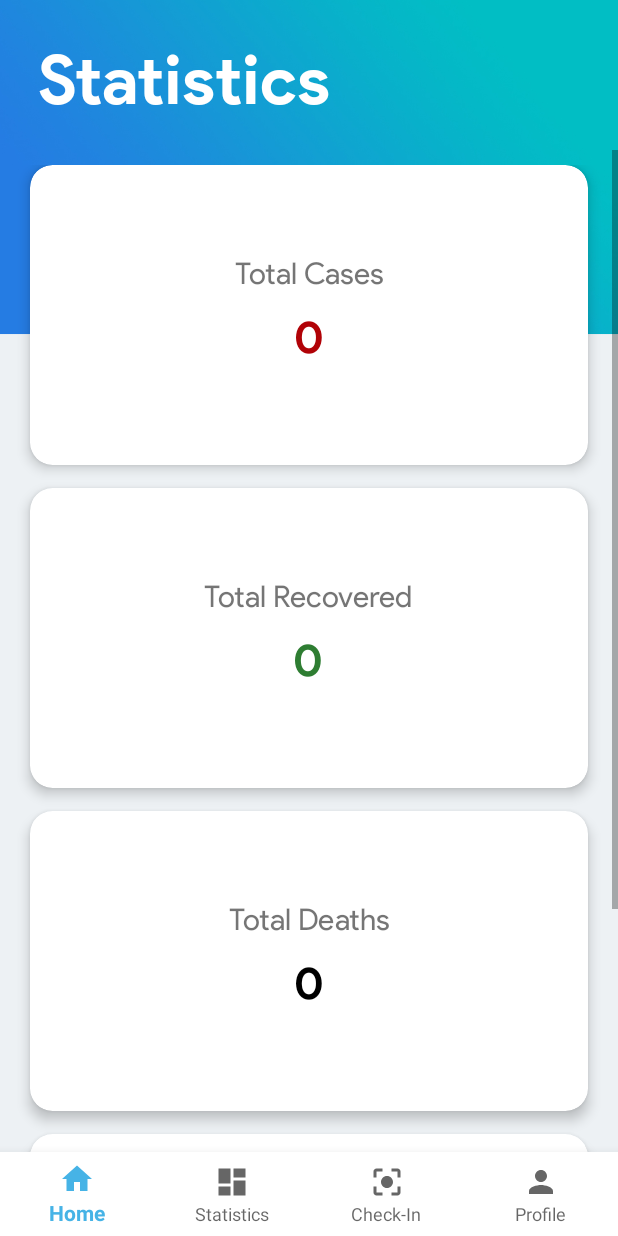
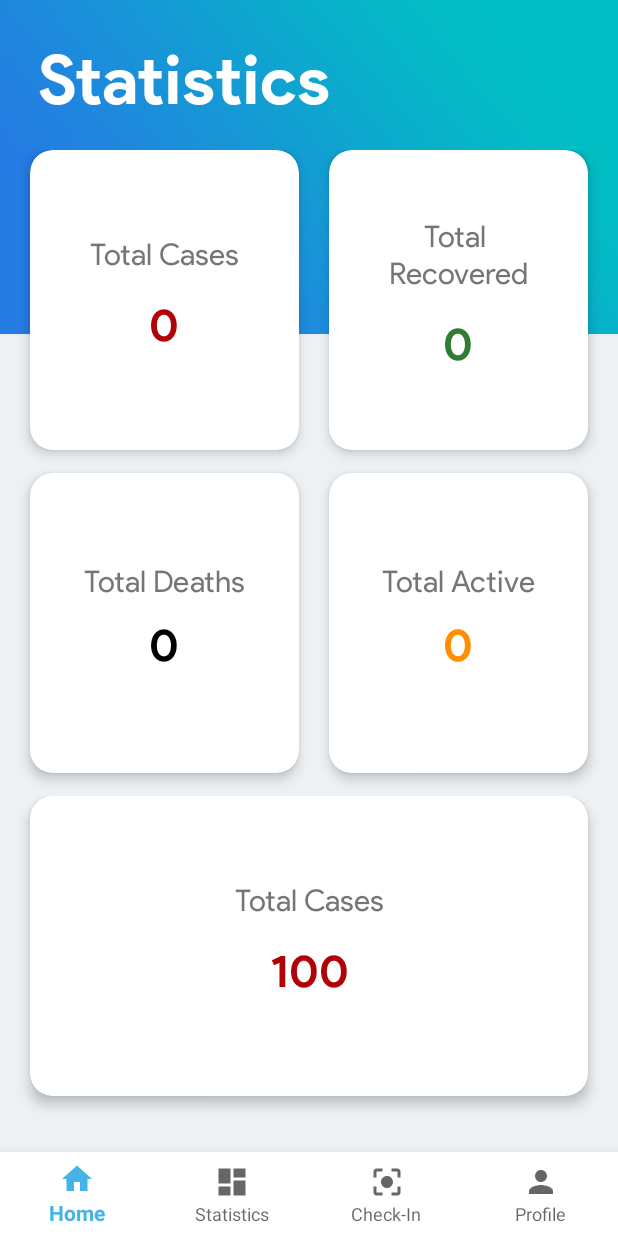
Before and after one commit to jonathanlee06/WellSafe, an Android app: the StatsFragment screen opened through its navigation route, on a phone screen of 412 x 824 dp. Run offline under Robolectric (Android 15) with nearby library versions, the phone set to English and light mode, and no system bars; our stand-ins replace Firebase (no records; nobody signed in at launch, a user with empty details on screens opened directly), Volley, navigation-ui; network calls fail.

Commit message:
Updated stats

```diff
--- a/app/src/main/java/com/example/wellsafe/HomeActivity.java
+++ b/app/src/main/java/com/example/wellsafe/HomeActivity.java
@@ -45,12 +45,13 @@ public class HomeActivity extends AppCompatActivity {
         try
         {
             this.getSupportActionBar().hide();
-            get_json();
+            //get_json();
         }
-        catch (NullPointerException | JSONException e){}
+        catch (NullPointerException e){}
         setContentView(R.layout.activity_home);
         BottomNavigationView navView = findViewById(R.id.nav_view);
         navView.setOnNavigationItemSelectedListener(navListener);
+        //new HomeFragment();
         // Passing each menu ID as a set of Ids because each
         // menu should be considered as top level destinations.
         /* AppBarConfiguration appBarConfiguration = new AppBarConfiguration.Builder(
@@ -100,12 +101,14 @@ public class HomeActivity extends AppCompatActivity {
                             malaysiaData = response.getJSONObject("data");
                             //totalCases = (TextView) getActivity().findViewById(R.id.totalCases);
                             String country = malaysiaData.getString("location");
-                            //StatsFragment.confirmed = malaysiaData.getInt("confirmed");
-                            //Log.e("location response", malaysiaData.getString("data"));
-                            //totalCases.setText(String.valueOf(confirmed));
-                            //confirmedNum = data.getInt("deaths");
-                            //String country = data.getString("location");
-                            //Log.e("API Response 2", country);
+                            HomeFragment.confirmed = malaysiaData.getInt("confirmed");
+                            HomeFragment.recovered = malaysiaData.getInt("recovered");
+                            StatsFragment.confirmed = malaysiaData.getInt("confirmed");
+                            StatsFragment.recovered = malaysiaData.getInt("recovered");
+                            StatsFragment.deaths = malaysiaData.getInt("deaths");
+                            StatsFragment.active = malaysiaData.getInt("active");
+
+
 
                         } catch (JSONException e) {
                             e.printStackTrace();
--- a/app/src/main/java/com/example/wellsafe/ui/home/HomeFragment.java
+++ b/app/src/main/java/com/example/wellsafe/ui/home/HomeFragment.java
@@ -16,6 +16,7 @@ import com.android.volley.toolbox.JsonObjectRequest;
 import com.android.volley.toolbox.Volley;
 import com.example.wellsafe.R;
 import com.example.wellsafe.api.FetchData;
+import com.example.wellsafe.ui.stats.StatsFragment;
 
 import org.json.JSONArray;
 import org.json.JSONException;
@@ -37,6 +38,7 @@ public class HomeFragment extends Fragment {
     public static String inputData;
     View view;
     TextView totalCases;
+    TextView totalRecoveries;
     JSONObject malaysiaData;
     public static int confirmed;
     public static int recovered;
@@ -45,15 +47,15 @@ public class HomeFragment extends Fragment {
     @Nullable
     @Override
     public View onCreateView(@NonNull LayoutInflater inflater, @Nullable ViewGroup container, @Nullable Bundle savedInstanceState) {
-        /* try {
+         /*try {
             get_json();
 
         } catch (JSONException e) {
             e.printStackTrace();
-        } */
+        }*/
         view = inflater.inflate(R.layout.fragment_home, container, false);
         totalCases = (TextView) view.findViewById(R.id.totalCases);
-        TextView totalRecoveries = (TextView) view.findViewById(R.id.totalRecoveries);
+        totalRecoveries = (TextView) view.findViewById(R.id.totalRecoveries);
         totalCases.setText(String.valueOf(confirmed));
         totalRecoveries.setText(String.valueOf(recovered));
         return view;
@@ -87,11 +89,9 @@ public class HomeFragment extends Fragment {
                             //totalCases = (TextView) getActivity().findViewById(R.id.totalCases);
                             String country = malaysiaData.getString("location");
                             confirmed = malaysiaData.getInt("confirmed");
+                            recovered = malaysiaData.getInt("recovered");
+
                             //Log.e("location response", malaysiaData.getString("data"));
-                            //totalCases.setText(String.valueOf(confirmed));
-                            //confirmedNum = data.getInt("deaths");
-                            //String country = data.getString("location");
-                            //Log.e("API Response 2", country);
 
                         } catch (JSONException e) {
                             e.printStackTrace();
--- a/app/src/main/res/layout/fragment_stats.xml
+++ b/app/src/main/res/layout/fragment_stats.xml
@@ -30,13 +30,20 @@
         android:layout_marginBottom="56dp"
         >
 
-        <GridLayout
+        <RelativeLayout
             android:layout_width="match_parent"
             android:layout_height="wrap_content"
+            >
 
-            android:padding="10dp"
-            android:rowCount="5"
-            android:columnCount="1"
+            <GridLayout
+                android:id="@+id/statsGrid"
+                android:layout_width="match_parent"
+                android:layout_height="wrap_content"
+                android:paddingRight="10dp"
+                android:paddingLeft="10dp"
+                android:paddingBottom="0dp"
+                android:rowCount="4"
+                android:columnCount="2"
                 >
                 <androidx.cardview.widget.CardView
                     android:id="@+id/statsTotal"
@@ -64,7 +71,7 @@
                         <TextView
                             android:id="@+id/totalCasesTitle"
                             android:layout_width="match_parent"
-                        android:layout_height="20dp"
+                            android:layout_height="wrap_content"
                             android:fontFamily="@font/product_sans_regular"
 
                             android:textAlignment="center"
@@ -90,8 +97,8 @@
                     android:id="@+id/todayStats2"
                     android:layout_width="wrap_content"
                     android:layout_height="200dp"
-                android:layout_row="1"
-                android:layout_column="0"
+                    android:layout_row="0"
+                    android:layout_column="1"
                     android:layout_gravity="fill"
                     android:layout_rowWeight="1"
                     android:layout_columnWeight="1"
@@ -104,7 +111,7 @@
                     >
 
                     <LinearLayout
-                    android:layout_width="wrap_content"
+                        android:layout_width="match_parent"
                         android:layout_height="match_parent"
                         android:orientation="vertical"
                         android:layout_gravity="center"
@@ -112,17 +119,17 @@
 
                         <TextView
                             android:id="@+id/totalRecoveriesTitle"
-                        android:layout_width="wrap_content"
-                        android:layout_height="20dp"
+                            android:layout_width="match_parent"
+                            android:layout_height="wrap_content"
                             android:fontFamily="@font/product_sans_regular"
 
                             android:textAlignment="center"
-                        android:text="Total Recovered"
+                            android:text="Total \nRecovered"
                             android:textSize="20dp" />
 
                         <TextView
                             android:id="@+id/malaysiaTotalRecovered"
-                        android:layout_width="wrap_content"
+                            android:layout_width="match_parent"
                             android:layout_height="50dp"
                             android:layout_marginTop="10dp"
                             android:gravity="center"
@@ -140,7 +147,7 @@
                     android:id="@+id/deaths"
                     android:layout_width="wrap_content"
                     android:layout_height="200dp"
-                android:layout_row="2"
+                    android:layout_row="1"
                     android:layout_column="0"
                     android:layout_gravity="fill"
                     android:layout_rowWeight="1"
@@ -154,7 +161,7 @@
                     >
 
                     <LinearLayout
-                    android:layout_width="wrap_content"
+                        android:layout_width="match_parent"
                         android:layout_height="match_parent"
                         android:orientation="vertical"
                         android:layout_gravity="center"
@@ -162,7 +169,7 @@
 
                         <TextView
                             android:id="@+id/totalDeathsTitle"
-                        android:layout_width="wrap_content"
+                            android:layout_width="match_parent"
                             android:layout_height="20dp"
                             android:fontFamily="@font/product_sans_regular"
                             android:textAlignment="center"
@@ -171,7 +178,7 @@
 
                         <TextView
                             android:id="@+id/malaysiaTotalDeaths"
-                        android:layout_width="wrap_content"
+                            android:layout_width="match_parent"
                             android:layout_height="50dp"
                             android:layout_marginTop="10dp"
                             android:gravity="center"
@@ -189,8 +196,8 @@
                     android:id="@+id/active"
                     android:layout_width="wrap_content"
                     android:layout_height="200dp"
-                android:layout_row="3"
-                android:layout_column="0"
+                    android:layout_row="1"
+                    android:layout_column="1"
                     android:layout_gravity="fill"
                     android:layout_rowWeight="1"
                     android:layout_columnWeight="1"
@@ -203,7 +210,7 @@
                     >
 
                     <LinearLayout
-                    android:layout_width="wrap_content"
+                        android:layout_width="match_parent"
                         android:layout_height="match_parent"
                         android:orientation="vertical"
                         android:layout_gravity="center"
@@ -211,7 +218,7 @@
 
                         <TextView
                             android:id="@+id/totalActiveTitle"
-                        android:layout_width="wrap_content"
+                            android:layout_width="match_parent"
                             android:layout_height="20dp"
                             android:fontFamily="@font/product_sans_regular"
                             android:textAlignment="center"
@@ -220,7 +227,7 @@
 
                         <TextView
                             android:id="@+id/malaysiaTotalActive"
-                        android:layout_width="wrap_content"
+                            android:layout_width="match_parent"
                             android:layout_height="50dp"
                             android:layout_marginTop="10dp"
                             android:gravity="center"
@@ -235,6 +242,70 @@
                 </androidx.cardview.widget.CardView>
 
             </GridLayout>
+
+            <GridLayout
+                android:id="@+id/graphGrid"
+                android:layout_width="match_parent"
+                android:layout_height="wrap_content"
+                android:layout_below="@id/statsGrid"
+                android:paddingLeft="10dp"
+                android:paddingRight="10dp"
+                android:rowCount="4"
+                android:columnCount="2"
+                >
+                <androidx.cardview.widget.CardView
+                    android:id="@+id/graphTotal"
+                    android:layout_width="wrap_content"
+                    android:layout_height="200dp"
+                    android:layout_row="0"
+                    android:layout_column="0"
+                    android:layout_gravity="fill"
+                    android:layout_rowWeight="1"
+                    android:layout_columnWeight="1"
+                    android:layout_marginLeft="10dp"
+                    android:layout_marginRight="10dp"
+                    android:layout_marginBottom="15dp"
+                    app:cardCornerRadius="15dp"
+                    app:cardElevation="5dp"
+                    app:cardBackgroundColor="#fff"
+                    >
+
+                    <LinearLayout
+                        android:layout_width="match_parent"
+                        android:layout_height="match_parent"
+                        android:orientation="vertical"
+                        android:gravity="center">
+
+                        <TextView
+                            android:id="@+id/graphCasesTitle"
+                            android:layout_width="match_parent"
+                            android:layout_height="wrap_content"
+                            android:fontFamily="@font/product_sans_regular"
+
+                            android:textAlignment="center"
+                            android:text="Total Cases"
+                            android:textSize="20dp" />
+
+                        <TextView
+                            android:id="@+id/malaysiaTotalCaseGraph"
+                            android:layout_width="match_parent"
+                            android:layout_height="50dp"
+                            android:layout_marginTop="10dp"
+                            android:gravity="center"
+                            android:fontFamily="@font/product_sans_bold"
+                            android:textAlignment="center"
+                            android:textColor="#b10207"
+                            android:text="100"
+                            android:textSize="30dp" />
+                    </LinearLayout>
+
+                </androidx.cardview.widget.CardView>
+
+            </GridLayout>
+
+        </RelativeLayout>
+
+
 
     </ScrollView>
 
```
Lines whose indentation alone changed are shown as unchanged.
